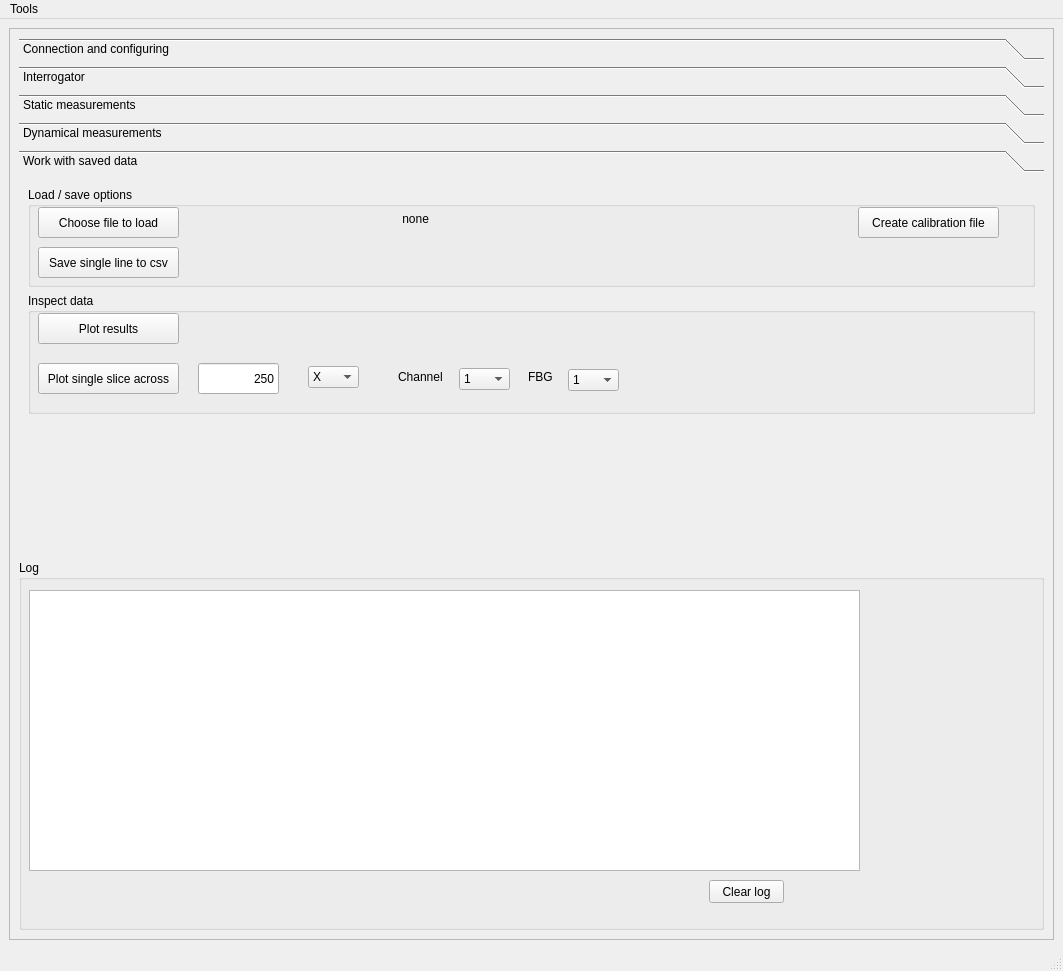
First picture: the form in UIs/mainwindow.ui, repository IlyaVatnik/WIMcontrol, before the edit.
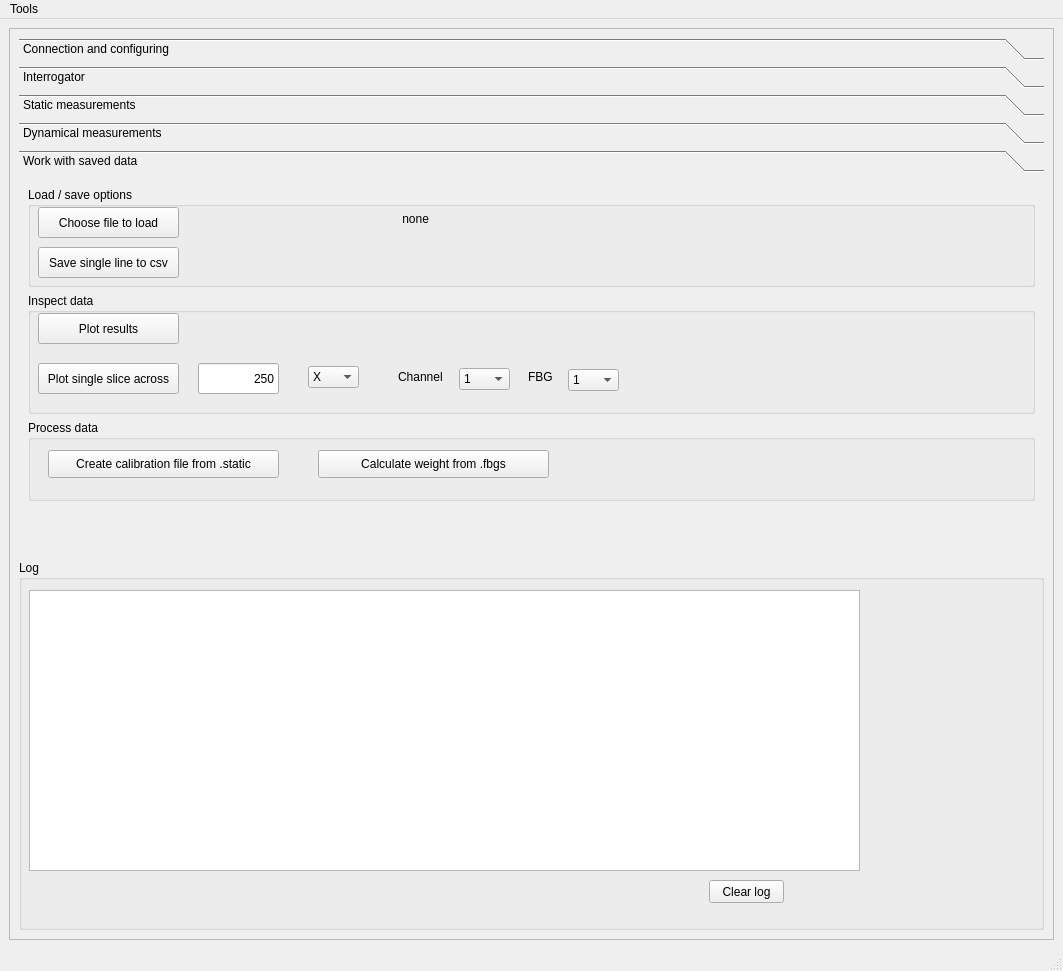
Second picture: the form after the edit.

The edit to the form file:
```diff
--- a/UIs/mainwindow.ui
+++ b/UIs/mainwindow.ui
@@ -25,8 +25,8 @@
         <rect>
          <x>0</x>
          <y>0</y>
-         <width>1043</width>
-         <height>910</height>
+         <width>1039</width>
+         <height>896</height>
         </rect>
        </property>
        <layout class="QVBoxLayout" name="verticalLayout">
@@ -534,8 +534,8 @@
             <rect>
              <x>0</x>
              <y>0</y>
-             <width>1025</width>
-             <height>381</height>
+             <width>1017</width>
+             <height>342</height>
             </rect>
            </property>
            <attribute name="label">
@@ -595,19 +595,6 @@
                 <string>Save single line to csv</string>
                </property>
               </widget>
-              <widget class="QPushButton" name="pushButton_create_calibration_file">
-               <property name="geometry">
-                <rect>
-                 <x>830</x>
-                 <y>20</y>
-                 <width>141</width>
-                 <height>31</height>
-                </rect>
-               </property>
-               <property name="text">
-                <string>Create calibration file</string>
-               </property>
-              </widget>
              </widget>
             </item>
             <item row="1" column="0" colspan="2">
@@ -836,6 +823,45 @@
               </widget>
              </widget>
             </item>
+            <item row="2" column="0" colspan="2">
+             <widget class="QGroupBox" name="groupBox_11">
+              <property name="minimumSize">
+               <size>
+                <width>0</width>
+                <height>81</height>
+               </size>
+              </property>
+              <property name="title">
+               <string>Process data</string>
+              </property>
+              <widget class="QPushButton" name="pushButton_create_calibration_file">
+               <property name="geometry">
+                <rect>
+                 <x>20</x>
+                 <y>30</y>
+                 <width>231</width>
+                 <height>28</height>
+                </rect>
+               </property>
+               <property name="text">
+                <string>Create calibration file from .static</string>
+               </property>
+              </widget>
+              <widget class="QPushButton" name="pushButton_calculate_weight">
+               <property name="geometry">
+                <rect>
+                 <x>290</x>
+                 <y>30</y>
+                 <width>231</width>
+                 <height>28</height>
+                </rect>
+               </property>
+               <property name="text">
+                <string>Calculate weight from .fbgs</string>
+               </property>
+              </widget>
+             </widget>
+            </item>
            </layout>
           </widget>
          </widget>
```
Left out of the diff: 18 changed lines with no effect on the pictures.
